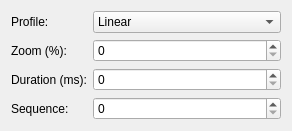
Before: the Qt Designer form plugins/presentationviewportshape/PresentationViewPortConfigWidget.ui in KDE/calligra, drawn with Qt 5.
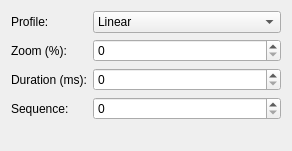
After: the same form once the commit is applied. Custom widgets are drawn as their Qt base class.

What changed in the file:
```diff
--- a/plugins/presentationviewportshape/PresentationViewPortConfigWidget.ui
+++ b/plugins/presentationviewportshape/PresentationViewPortConfigWidget.ui
@@ -2,15 +2,15 @@
 <ui version="4.0">
  <class>PresentationViewPortConfigWidget</class>
  <widget class="QWidget" name="PresentationViewPortConfigWidget">
-   <property name="geometry">
+  <property name="geometry">
    <rect>
     <x>0</x>
     <y>0</y>
     <width>291</width>
-    <height>113</height>
+    <height>151</height>
    </rect>
   </property>
-  <layout class="QFormLayout" name="formLayout">
+  <layout class="QGridLayout" name="gridLayout">
    <item row="0" column="0">
     <widget class="QLabel" name="label_3">
      <property name="text">
@@ -110,10 +110,30 @@
     </widget>
    </item>
    <item row="3" column="1">
-    <widget class="QSpinBox" name="sequence"/>
+    <widget class="KIntSpinBox" name="sequence"/>
+   </item>
+   <item row="4" column="1">
+    <spacer name="verticalSpacer">
+     <property name="orientation">
+      <enum>Qt::Vertical</enum>
+     </property>
+     <property name="sizeHint" stdset="0">
+      <size>
+       <width>20</width>
+       <height>40</height>
+      </size>
+     </property>
+    </spacer>
    </item>
   </layout>
  </widget>
+ <customwidgets>
+  <customwidget>
+   <class>KIntSpinBox</class>
+   <extends>QSpinBox</extends>
+   <header>knuminput.h</header>
+  </customwidget>
+ </customwidgets>
  <resources/>
  <connections/>
 </ui>
```
Left out of the diff: 4 changed lines with no effect on the pictures.
